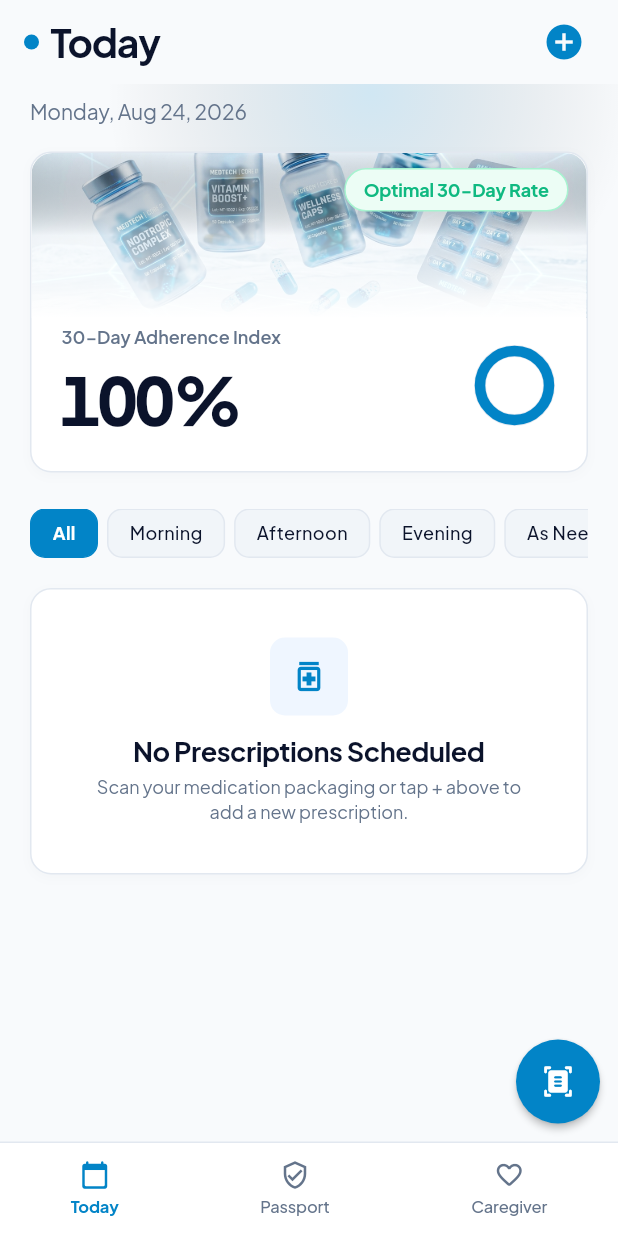
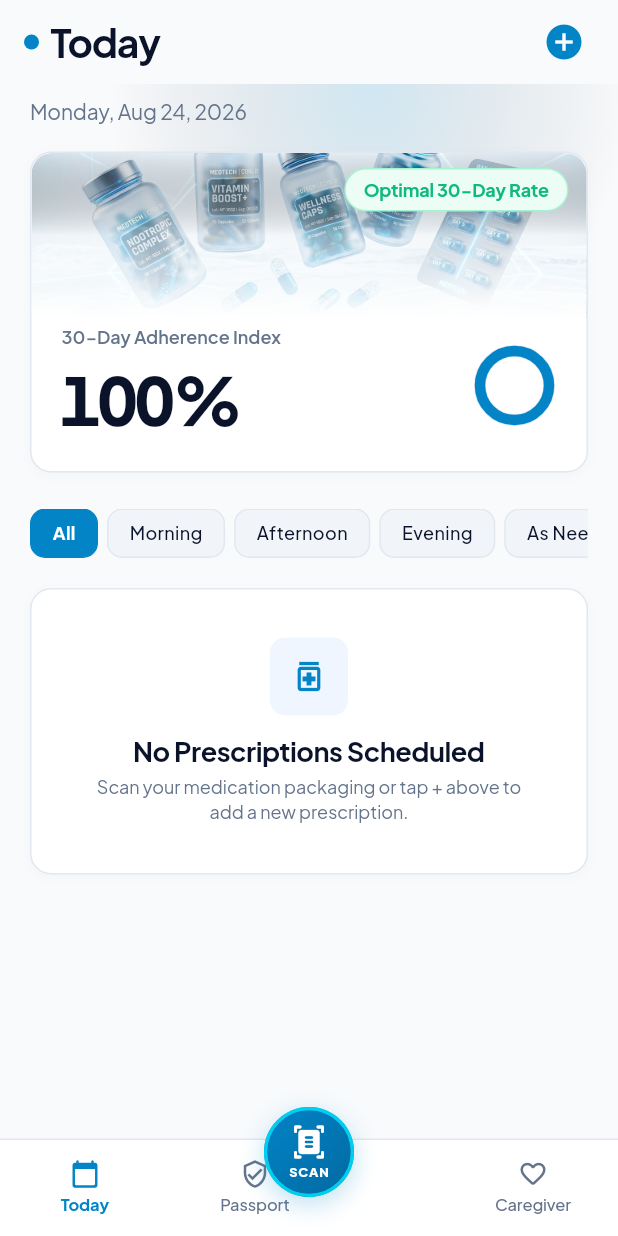
Before and after one commit to Tways-study/DoseLens, a Flutter app: the screen it shows once a user with an empty profile is signed in, on a phone screen of 412 x 824 dp. Run offline on Flutter 3.47's test engine with Material 3 defaults, Android fonts, the light colour scheme and no system bars; our stand-ins replace cloud_firestore, dio, firebase_auth, firebase_core, firebase_storage, flutter_dotenv and 7 more; accounts and stored records are empty; generated files the repository leaves out were written again.

Commit message:
feat(ui): center prominent Scan button in footer navbar
- Use FloatingActionButtonLocation.centerDocked with glowing Cyan Laser border
- Reorganize footer navbar with symmetrical tabs (Today, Passport, Center Scan, Caregiver)
- Add Electric Cerulean gradient and SCAN label badge

```diff
--- a/lib/main.dart
+++ b/lib/main.dart
@@ -61,7 +61,7 @@ class _AuthGate extends ConsumerWidget {
   }
 }
 
-/// Main bottom navigation shell with Precision Digital Rx aesthetic
+/// Main bottom navigation shell with prominent CENTERED Scan action button
 class MainAppShell extends StatefulWidget {
   const MainAppShell({super.key});
 
@@ -86,21 +86,61 @@ class _MainAppShellState extends State<MainAppShell> {
         index: _currentIndex,
         children: _screens,
       ),
-      floatingActionButton: FloatingActionButton(
-        elevation: 2,
-        highlightElevation: 4,
-        backgroundColor: ColorTokens.electricCerulean,
-        foregroundColor: Colors.white,
-        shape: RoundedRectangleBorder(
-          borderRadius: BorderRadius.circular(AppConstants.radiusFull),
+      // Prominent Centered Scan Button
+      floatingActionButton: Container(
+        height: 60,
+        width: 60,
+        margin: const EdgeInsets.only(top: 18),
+        decoration: BoxDecoration(
+          shape: BoxShape.circle,
+          gradient: const LinearGradient(
+            begin: Alignment.topLeft,
+            end: Alignment.bottomRight,
+            colors: [
+              ColorTokens.electricCerulean,
+              ColorTokens.ceruleanDark,
+            ],
           ),
-        onPressed: () => Navigator.push(
+          border: Border.all(
+            color: ColorTokens.cyanLaser.withValues(alpha: 0.9),
+            width: 2.2,
+          ),
+          boxShadow: const [
+            BoxShadow(
+              color: Color(0x400284C7),
+              blurRadius: 14,
+              offset: Offset(0, 5),
+            ),
+          ],
+        ),
+        child: Material(
+          color: Colors.transparent,
+          child: InkWell(
+            borderRadius: BorderRadius.circular(30),
+            onTap: () => Navigator.push(
               context,
               MaterialPageRoute(builder: (_) => const ScannerScreen()),
             ),
-        child: const Icon(Icons.document_scanner_rounded, size: 22),
+            child: const Column(
+              mainAxisAlignment: MainAxisAlignment.center,
+              children: [
+                Icon(Icons.document_scanner_rounded, color: Colors.white, size: 24),
+                SizedBox(height: 1),
+                Text(
+                  'SCAN',
+                  style: TextStyle(
+                    color: Colors.white,
+                    fontSize: 8.5,
+                    fontWeight: FontWeight.w800,
+                    letterSpacing: 0.6,
                   ),
-      floatingActionButtonLocation: FloatingActionButtonLocation.miniEndFloat,
+                ),
+              ],
+            ),
+          ),
+        ),
+      ),
+      floatingActionButtonLocation: FloatingActionButtonLocation.centerDocked,
       bottomNavigationBar: Container(
         decoration: const BoxDecoration(
           color: ColorTokens.snow,
@@ -110,27 +150,41 @@ class _MainAppShellState extends State<MainAppShell> {
         ),
         child: SafeArea(
           child: SizedBox(
-            height: 62,
+            height: 64,
             child: Row(
               mainAxisAlignment: MainAxisAlignment.spaceAround,
               children: [
-                _NavBarItem(
+                // Tab 0: Today
+                Expanded(
+                  child: _NavBarItem(
                     icon: Icons.calendar_today_rounded,
                     label: 'Today',
                     isSelected: _currentIndex == 0,
                     onTap: () => setState(() => _currentIndex = 0),
                   ),
-                _NavBarItem(
+                ),
+
+                // Tab 1: Passport
+                Expanded(
+                  child: _NavBarItem(
                     icon: Icons.verified_user_outlined,
                     label: 'Passport',
                     isSelected: _currentIndex == 1,
                     onTap: () => setState(() => _currentIndex = 1),
                   ),
-                _NavBarItem(
+                ),
+
+                // Center Spacer reserved for the floating Scan button
+                const SizedBox(width: 72),
+
+                // Tab 2: Caregiver
+                Expanded(
+                  child: _NavBarItem(
                     icon: Icons.favorite_border_rounded,
                     label: 'Caregiver',
                     isSelected: _currentIndex == 2,
                     onTap: () => setState(() => _currentIndex = 2),
+                  ),
                 ),
               ],
             ),
@@ -160,7 +214,7 @@ class _NavBarItem extends StatelessWidget {
       onTap: onTap,
       borderRadius: BorderRadius.circular(AppConstants.radiusButton),
       child: Padding(
-        padding: const EdgeInsets.symmetric(horizontal: 16, vertical: 8),
+        padding: const EdgeInsets.symmetric(horizontal: 10, vertical: 8),
         child: Column(
           mainAxisSize: MainAxisSize.min,
           children: [
```
Lines whose indentation alone changed are shown as unchanged.
